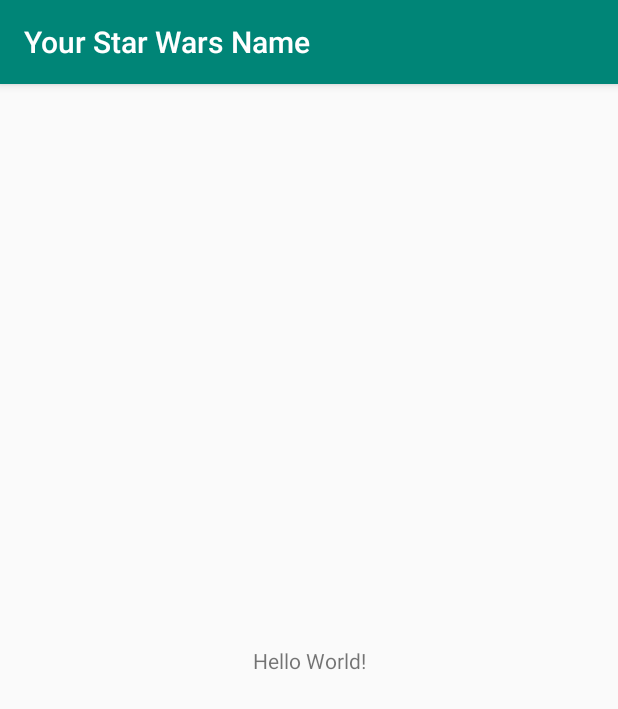
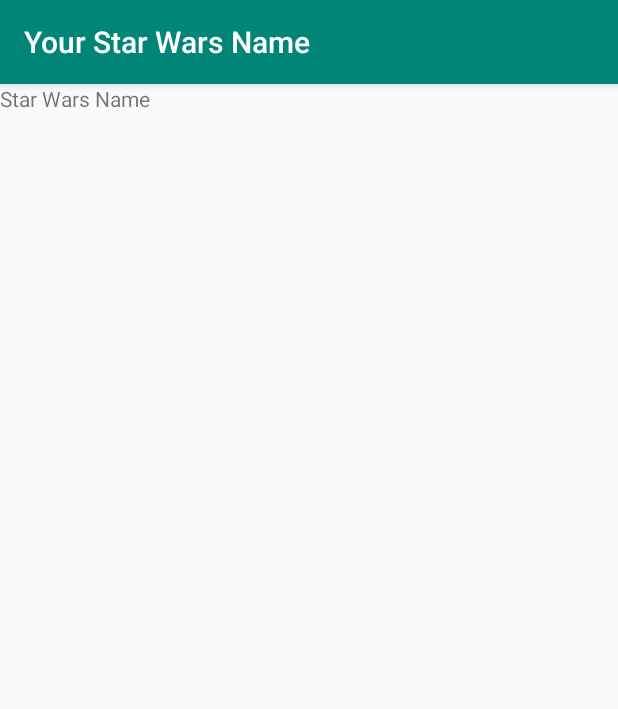
Before and after one commit to tedjacobs/Code_Louisville_Android, an Android app: the screen it shows after launch (StarWarsNameActivity), on a phone screen of 412 x 824 dp. Shown: the top 709 px of the screen. Run offline under Robolectric (Android 15) with nearby library versions, the phone set to English and light mode, and no system bars.

Commit message:
Changed "Hello World" to "Star Wars Name".

```diff
--- a/app/src/main/res/layout/activity_main.xml
+++ b/app/src/main/res/layout/activity_main.xml
@@ -1,5 +1,5 @@
 <?xml version="1.0" encoding="utf-8"?>
-<android.support.constraint.ConstraintLayout xmlns:android="http://schemas.android.com/apk/res/android"
+<RelativeLayout xmlns:android="http://schemas.android.com/apk/res/android"
     xmlns:app="http://schemas.android.com/apk/res-auto"
     xmlns:tools="http://schemas.android.com/tools"
     android:layout_width="match_parent"
@@ -9,10 +9,6 @@
     <TextView
         android:layout_width="wrap_content"
         android:layout_height="wrap_content"
-        android:text="Hello World!"
-        app:layout_constraintBottom_toBottomOf="parent"
-        app:layout_constraintLeft_toLeftOf="parent"
-        app:layout_constraintRight_toRightOf="parent"
-        app:layout_constraintTop_toTopOf="parent" />
+        android:text="Star Wars Name" />
 
-</android.support.constraint.ConstraintLayout>
+</RelativeLayout>
```
